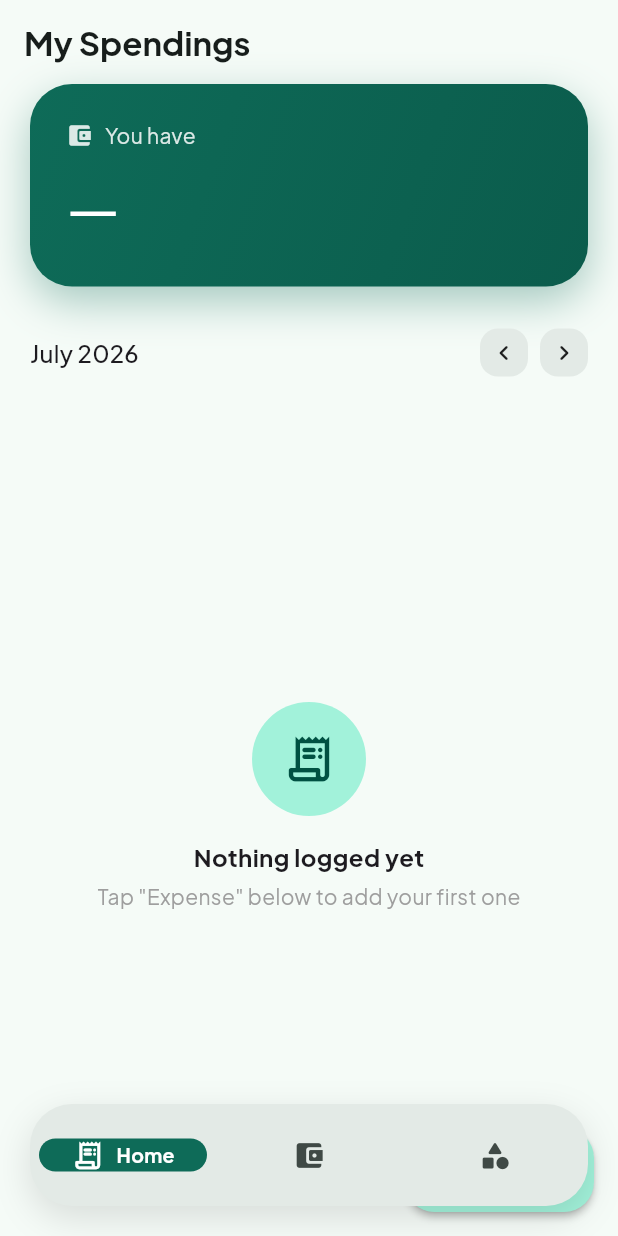
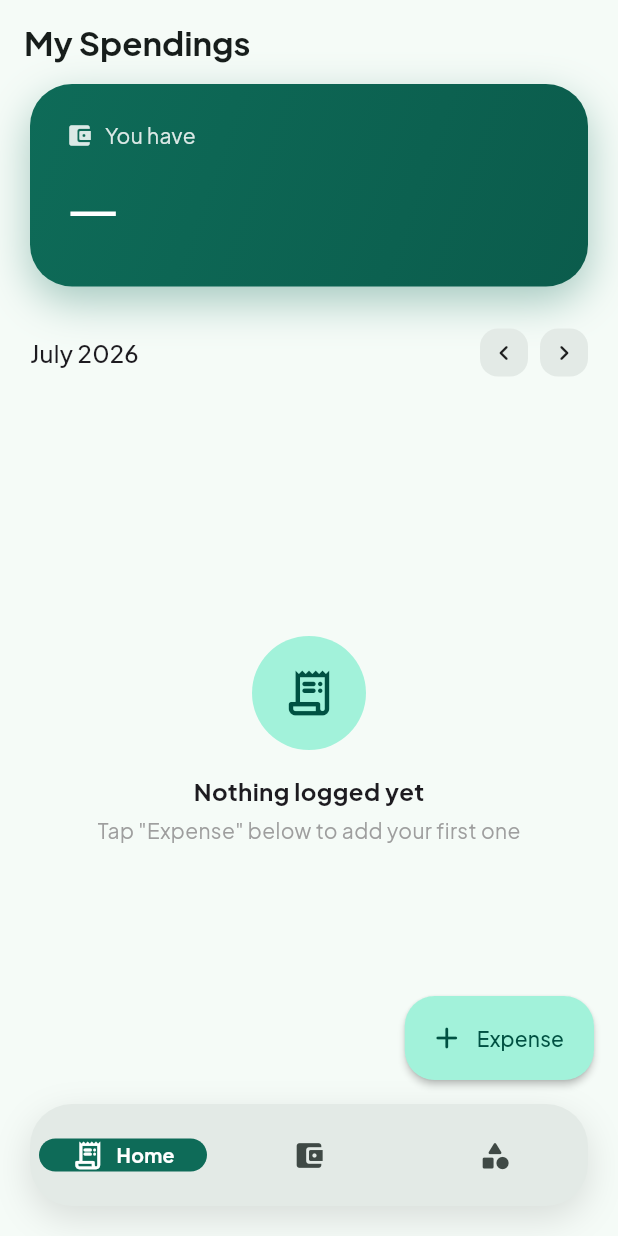
Before and after one commit to meddhia1997/myspendings, a Flutter app: the screen it shows after launch, after a tap on the "chevron left" icon, on a phone screen of 412 x 824 dp. Run offline on Flutter 3.47's test engine with Material 3 defaults, Android fonts, the phone set to English and light mode, and no system bars; our stand-ins replace drift, flutter_riverpod, google_fonts; accounts and stored records are empty; generated files the repository leaves out were written again.

Commit message:
Fix FAB overlapping the floating nav bar on every tab (remove buggy extendBody)

```diff
--- a/lib/features/accounts/screens/accounts_screen.dart
+++ b/lib/features/accounts/screens/accounts_screen.dart
@@ -21,7 +21,7 @@ class AccountsScreen extends ConsumerWidget {
             return _EmptyState(scheme: Theme.of(context).colorScheme);
           }
           return ListView.builder(
-            padding: const EdgeInsets.fromLTRB(16, 12, 16, 110),
+            padding: const EdgeInsets.fromLTRB(16, 12, 16, 90),
             itemCount: accounts.length,
             itemBuilder: (context, index) {
               final account = accounts[index];
--- a/lib/features/categories/screens/categories_screen.dart
+++ b/lib/features/categories/screens/categories_screen.dart
@@ -20,7 +20,7 @@ class CategoriesScreen extends ConsumerWidget {
           final expense = categories.where((c) => c.type == 'expense').toList();
           final income = categories.where((c) => c.type == 'income').toList();
           return ListView(
-            padding: const EdgeInsets.fromLTRB(16, 12, 16, 110),
+            padding: const EdgeInsets.fromLTRB(16, 12, 16, 90),
             children: [
               Text('Expense', style: Theme.of(context).textTheme.titleMedium),
               const SizedBox(height: 8),
--- a/lib/features/transactions/screens/transactions_screen.dart
+++ b/lib/features/transactions/screens/transactions_screen.dart
@@ -72,7 +72,7 @@ class TransactionsScreen extends ConsumerWidget {
                     .fold<int>(0, (sum, t) => sum + t.transaction.amountMinor);
 
                 return ListView(
-                  padding: const EdgeInsets.fromLTRB(20, 12, 20, 110),
+                  padding: const EdgeInsets.fromLTRB(20, 12, 20, 90),
                   children: [
                     Row(
                       children: [
--- a/lib/shared/widgets/home_shell.dart
+++ b/lib/shared/widgets/home_shell.dart
@@ -31,7 +31,6 @@ class _HomeShellState extends State<HomeShell> {
     final scheme = Theme.of(context).colorScheme;
 
     return Scaffold(
-      extendBody: true,
       body: IndexedStack(index: _index, children: _screens),
       bottomNavigationBar: Padding(
         padding: const EdgeInsets.fromLTRB(20, 0, 20, 20),
```
